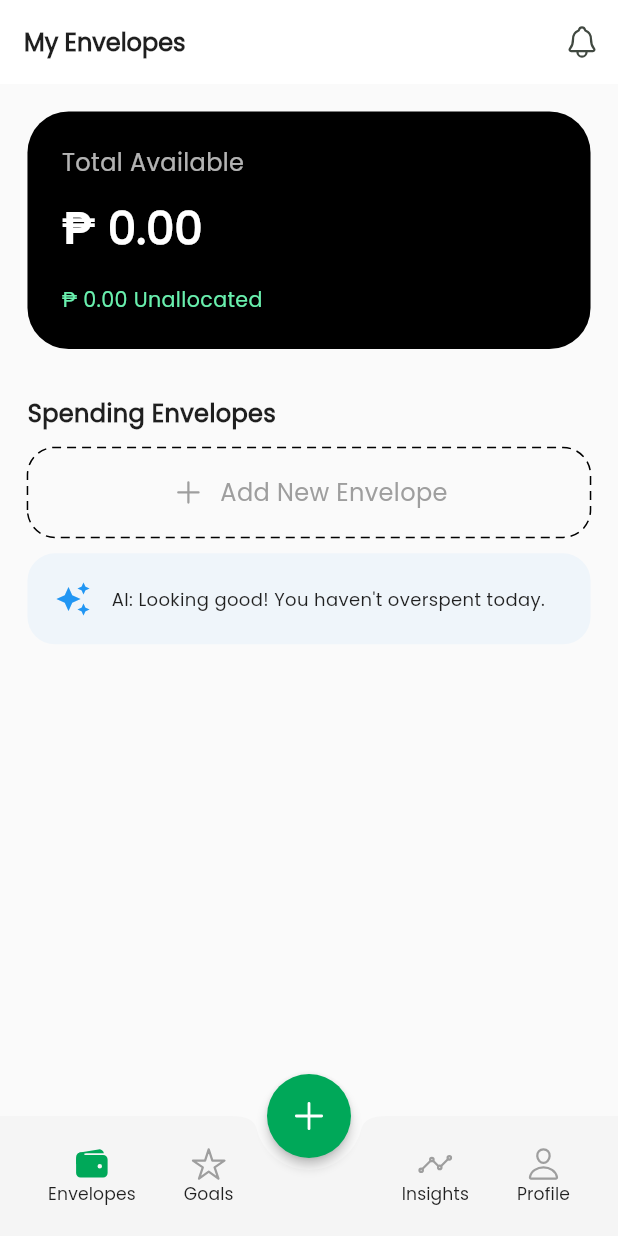
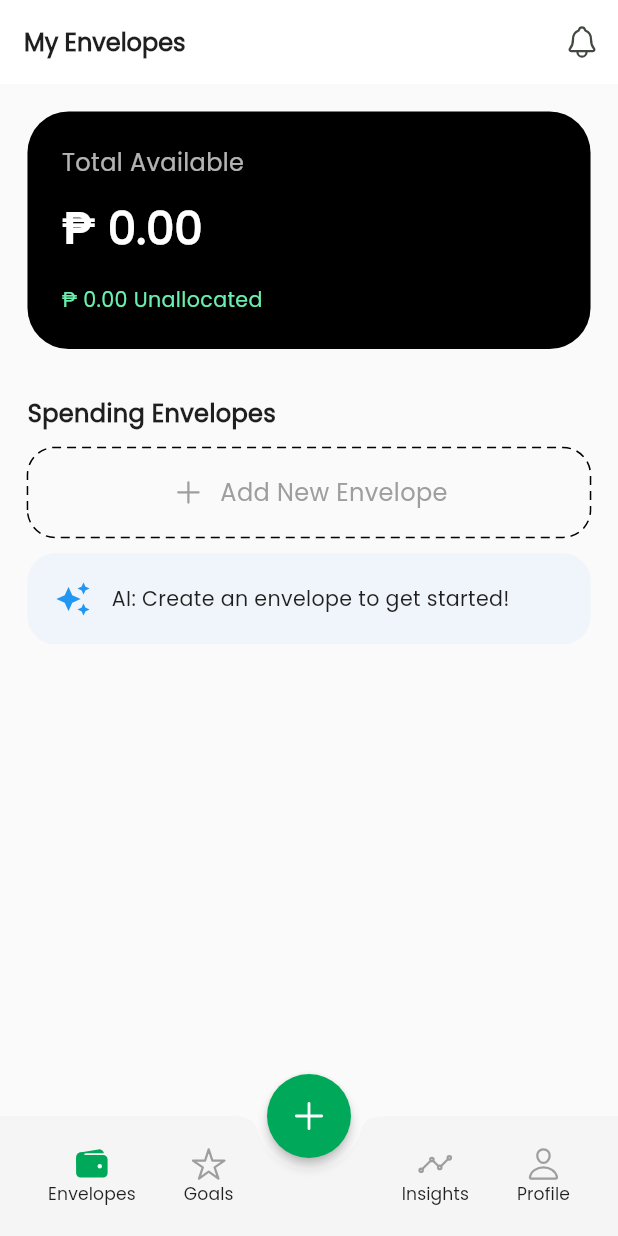
Before and after one commit to sam021624/spendsmart, a Flutter app: the screen it shows once a user with an empty profile is signed in, on a phone screen of 412 x 824 dp. Run offline on Flutter 3.47's test engine with Material 3 defaults, Android fonts, the phone set to English and light mode, and no system bars; drawn by our look-alikes of dotted_border, toastification; our stand-ins replace carousel_slider, cloud_firestore, firebase_auth, firebase_core, flutter_bloc, flutter_riverpod and 5 more; accounts and stored records are empty.

Commit message:
[FEAT] AI integration in AI Suggestion in home screen

```diff
--- a/lib/views/envelope/presentation/envelope_screen.dart
+++ b/lib/views/envelope/presentation/envelope_screen.dart
@@ -7,6 +7,7 @@ import 'package:spendsmart/common/widgets/widget_button.dart';
 import 'package:spendsmart/common/widgets/widget_text.dart';
 import 'package:spendsmart/common/widgets/widget_text_field.dart';
 import 'package:spendsmart/models/envelope_model.dart';
+import 'package:spendsmart/services/ai_service.dart';
 import 'package:spendsmart/views/envelope/presentation/envelope_detail_screen.dart';
 
 import '../../../providers/envelop_provider.dart';
@@ -131,7 +132,7 @@ class _EnvelopeScreenState extends ConsumerState<EnvelopeScreen> {
                 ...envelopes.map((env) => _buildEnvelopeItem(env)),
 
                 _buildAddEnvelopeCTA(),
-                _buildAITip(),
+                _buildAITip(ref),
               ],
             ),
           );
@@ -176,7 +177,6 @@ class _EnvelopeScreenState extends ConsumerState<EnvelopeScreen> {
         : 0;
 
     return Material(
-      // Added Material to ensure the ripple effect shows
       color: Colors.transparent,
       child: InkWell(
         onTap: () {
@@ -258,7 +258,9 @@ class _EnvelopeScreenState extends ConsumerState<EnvelopeScreen> {
     );
   }
 
-  Widget _buildAITip() {
+  Widget _buildAITip(WidgetRef ref) {
+    final aiTipAsync = ref.watch(aiTipProvider);
+
     return Container(
       padding: EdgeInsets.all(16.w),
       decoration: BoxDecoration(
@@ -269,12 +271,22 @@ class _EnvelopeScreenState extends ConsumerState<EnvelopeScreen> {
         children: [
           const Icon(Icons.auto_awesome, color: Colors.blue),
           SizedBox(width: 12.w),
-          const Expanded(
-            child: WidgetText(
-              text: "AI: Looking good! You haven't overspent today.",
-              fontSize: 12,
+          Expanded(
+            child: aiTipAsync.when(
+              data: (tip) => WidgetText(text: "AI: $tip", fontSize: 12.sp),
+              loading: () =>
+                  const WidgetText(text: "AI is thinking...", fontSize: 12),
+              error: (err, _) => const WidgetText(
+                text: "AI: Save some ₱ today!",
+                fontSize: 12,
+              ),
             ),
           ),
+          // // Optional: Add a refresh button
+          // IconButton(
+          //   icon: Icon(Icons.refresh, size: 16.sp, color: Colors.blue),
+          //   onPressed: () => ref.refresh(aiTipProvider),
+          // ),
         ],
       ),
     );
```
Also changed, not shown: lib/providers/envelop_provider.dart (+21 -2 lines), lib/services/ai_service.dart (added, +79 -0 lines).
